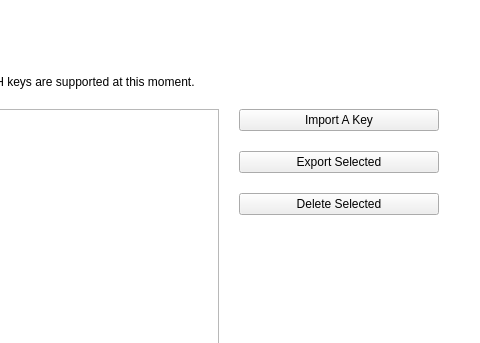
First picture: the form in src/SSHManagement.ui, repository mooltipass/moolticute, before the edit; both pictures show x 209 to 689 and y 0 to 343 of the 689 by 502 pixel window.
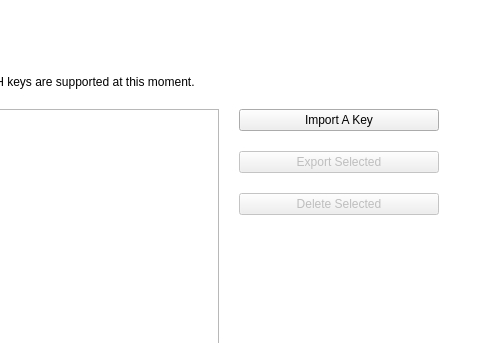
Second picture: the form after the edit. Custom widgets are drawn as their Qt base class.

Commit message: Only enable export and delete buttons when key is selected

```diff
--- a/src/SSHManagement.ui
+++ b/src/SSHManagement.ui
@@ -306,6 +306,9 @@
            </item>
            <item>
             <widget class="QPushButton" name="pushButtonExport">
+             <property name="enabled">
+              <bool>false</bool>
+             </property>
              <property name="minimumSize">
               <size>
                <width>200</width>
@@ -319,6 +322,9 @@
            </item>
            <item>
             <widget class="QPushButton" name="pushButtonDelete">
+             <property name="enabled">
+              <bool>false</bool>
+             </property>
              <property name="minimumSize">
               <size>
                <width>200</width>
```
The commit also changes 1 other file.
